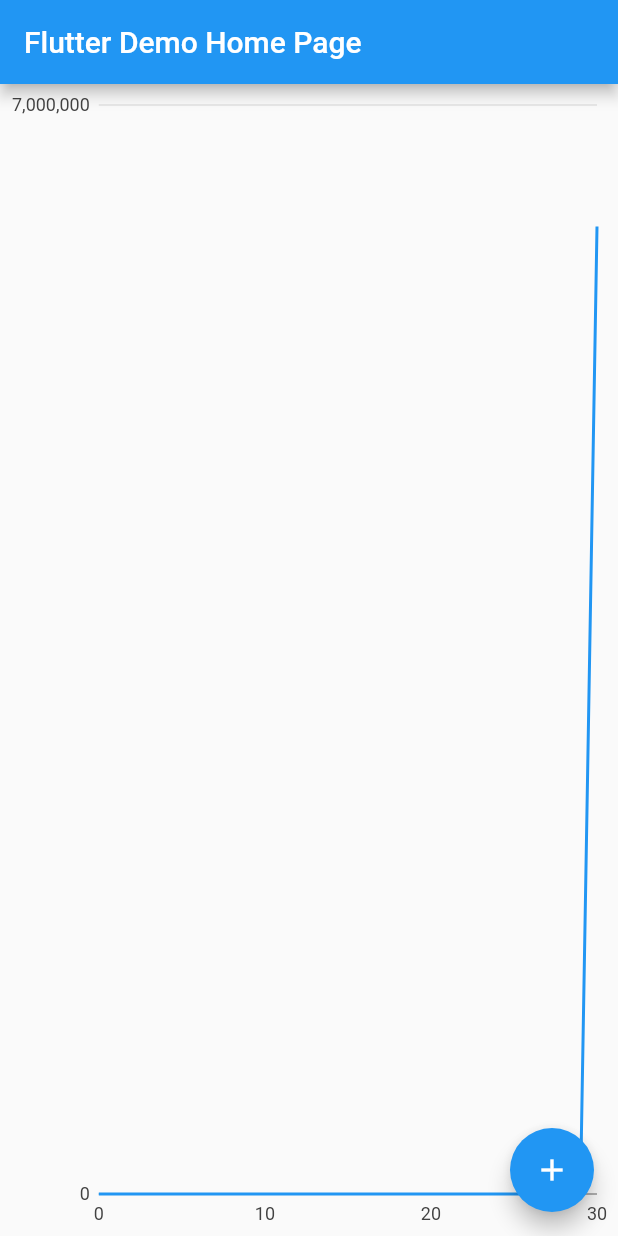
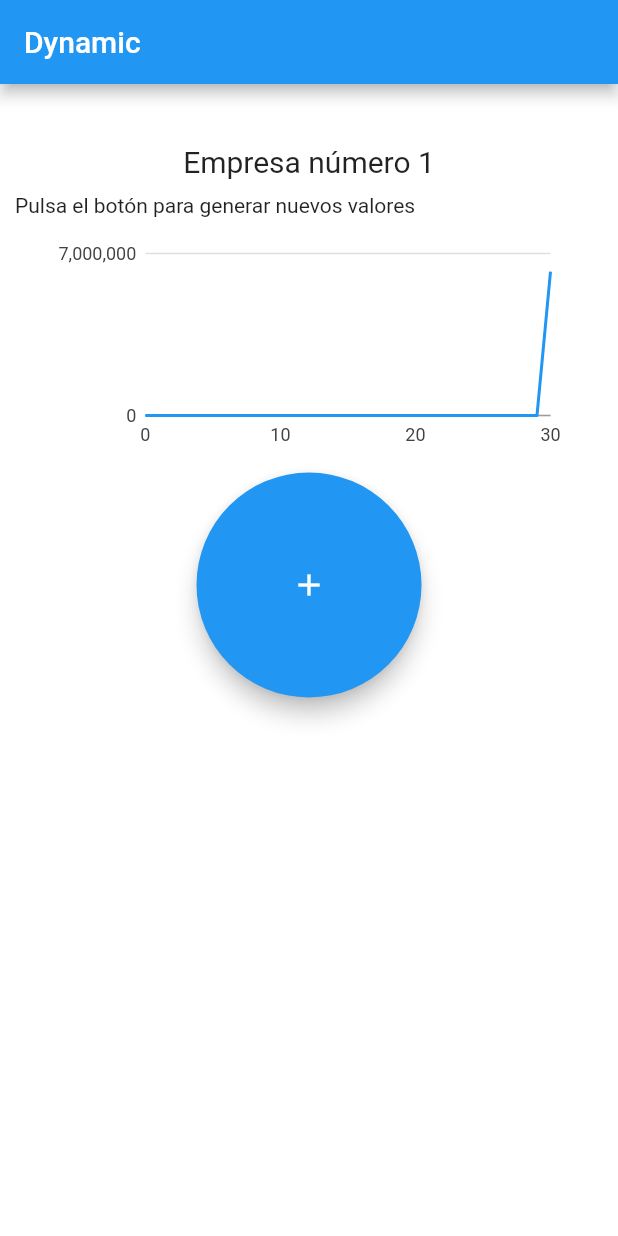
Before and after one commit to rafaguzmanval/practicasDS, a Flutter app: the screen it shows after launch, after a tap on the "add" icon, on a phone screen of 412 x 824 dp. Run offline on Flutter 3.47's test engine with Material 2 defaults, Android fonts, the phone set to English and light mode, and no system bars; our stand-ins replace charts_flutter.

Commit message:
Update main.dart

```diff
--- a/lib/main.dart
+++ b/lib/main.dart
@@ -15,7 +15,9 @@ class ValorEmpresa {
 }
 
 class MyApp extends StatelessWidget {
+
   const MyApp({Key? key}) : super(key: key);
+
 
   // This widget is the root of your application.
   @override
@@ -95,7 +97,7 @@ class _MyHomePageState extends State<MyHomePage> {
   ];
 
   @override
-  Widget build(BuildContext context) {
+  /*Widget build(BuildContext context) {
     // This method is rerun every time setState is called, for instance as done
     // by the _incrementCounter method above.
     //
@@ -108,10 +110,10 @@ class _MyHomePageState extends State<MyHomePage> {
         // the App.build method, and use it to set our appbar title.
         title: Text(widget.title),
       ),
-      body: Center(
+      body: SingleChildScrollView(
         // Center is a layout widget. It takes a single child and positions it
         // in the middle of the parent.
-        child: Expanded(
+        child: Center(
           child: new charts.LineChart(_getSeriesData(), animate: true,),
         )
 
@@ -121,6 +123,54 @@ class _MyHomePageState extends State<MyHomePage> {
       })
     );
 
+  }*/
+
+  Widget build(BuildContext context) {
+    return Scaffold(
+      key: GlobalKey<ScaffoldState>(),
+      appBar: AppBar(
+        title: const Text('Dynamic'),
+      ),
+      backgroundColor: Colors.white,
+      body: SingleChildScrollView(
+        child: Center(
+          child: Column(
+            children: <Widget>[
+              Container(
+                child: const Text(
+                  'Empresa número 1',
+                  style: TextStyle(fontSize: 20),
+                ),
+                padding: const EdgeInsets.fromLTRB(20, 40, 20, 5),
+              ),
+              Container(
+                child: const Text(
+                  'Pulsa el botón para generar nuevos valores',
+                ),
+                padding: const EdgeInsets.fromLTRB(10, 5, 10, 0),
+                alignment: Alignment.centerLeft,
+              ),
+              Container(
+                margin: const EdgeInsets.only(top: 10),
+                width: 350,
+                height: 150,
+                child: new charts.LineChart(_getSeriesData(), animate: true,),
+              ),
+              Container(
+                margin: const EdgeInsets.only(top: 10),
+                width: 350,
+                height: 150,
+                child: new FloatingActionButton(child: Icon(Icons.add),onPressed: (){
+                        _actualizar();
+                      }),
+              ),
+            ],
+          ),
+        ),
+      ),
+
+
+    );
   }
 
   List<charts.Series<ValorEmpresa, int>> _getSeriesData() {
```
